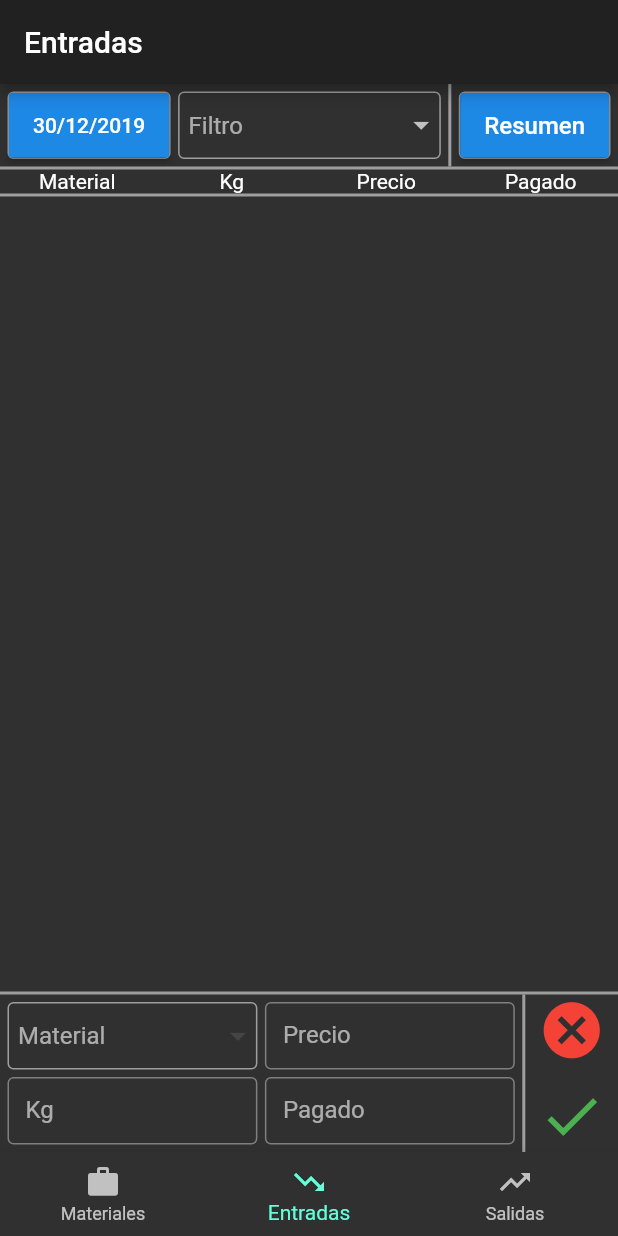
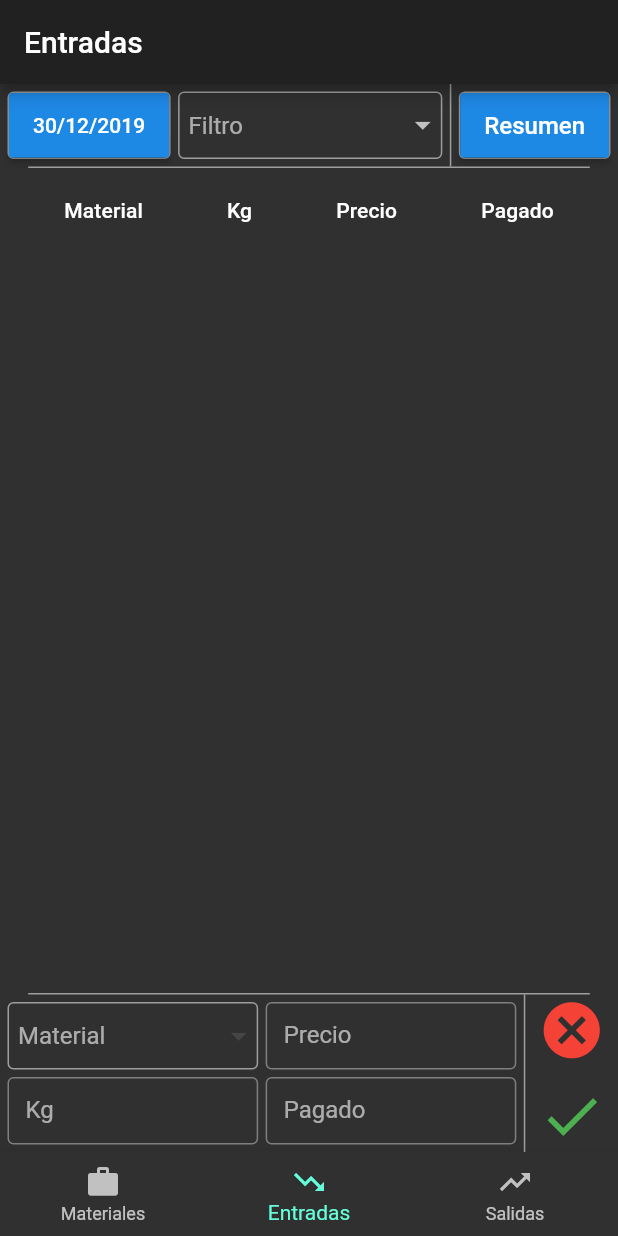
Before and after one commit to mundo2599/chatarrera_flutter, a Flutter app: the screen it shows after launch, swiped to page 2, on a phone screen of 412 x 824 dp. Run offline on Flutter 3.47's test engine with Material 2 defaults, Android fonts, the phone set to English and light mode, and no system bars; our stand-ins replace cloud_firestore; missing offline and left inert: tree_view; accounts and stored records are empty.

Commit message:
Se utiliza DataTable en entradas

```diff
--- a/lib/models/Entrada.dart
+++ b/lib/models/Entrada.dart
@@ -1 +1,42 @@
 // TODO: Modelo de Entrada
+import 'package:chatarrera_flutter/models/Material.dart';
+import 'package:chatarrera_flutter/services/firestore_materiales.dart';
+
+class Entrada {
+  String id;
+  MaterialC material;
+  double kg;
+  double pagado;
+  DateTime fecha;
+
+  double get precio => pagado / kg;
+
+  Entrada({
+    this.id,
+    this.material,
+    this.kg,
+    this.pagado,
+    this.fecha,
+  });
+
+  Entrada.fromMap(Map<String, dynamic> map, String id) {
+    this.id = id;
+    this.material = FirestoreMateriales.getMaterialByID(map['id_material']);
+    this.kg = map['kg'];
+    this.pagado = map['pagado'];
+    this.fecha = map['fecha'];
+  }
+
+  Map<String, dynamic> toMap() {
+    assert(this.id != null);
+
+    Map<String, dynamic> map = Map<String, dynamic>();
+
+    map['kg'] = this.kg;
+    map['id_material'] = this.material.id;
+    map['pagado'] = this.pagado;
+    map['fecha'] = this.fecha;
+
+    return map;
+  }
+}
--- a/lib/models/Material.dart
+++ b/lib/models/Material.dart
@@ -23,6 +23,7 @@ class MaterialC {
   Map<String, dynamic> toMap() {
     assert(this.nombre != null && this.nombre != '');
     assert(this.precio != null);
+    assert(this.id != null);
 
     Map<String, dynamic> map = Map<String, dynamic>();
 
--- a/lib/tabs/entradas/entradas.dart
+++ b/lib/tabs/entradas/entradas.dart
@@ -1,3 +1,6 @@
+import 'package:chatarrera_flutter/models/Entrada.dart';
+import 'package:chatarrera_flutter/models/Material.dart';
+import 'package:chatarrera_flutter/utilities/dialogs.dart';
 import 'package:chatarrera_flutter/widgets/decorations.dart';
 import 'package:flutter/material.dart';
 import 'package:intl/intl.dart';
@@ -15,12 +18,10 @@ class _EntradasWidgetState extends State<EntradasWidget>
     with AutomaticKeepAliveClientMixin {
   final dropDownFiltrosKey = UniqueKey();
 
-  final dropDownMaterialesKey = GlobalKey<MyDropDownState>();
+  final dropDownMaterialesKey = GlobalKey<MyDropDownState<MaterialC>>();
   final textFieldPrecioKey = UniqueKey();
   final textFieldKgKey = UniqueKey();
   final textFieldPagadoKey = UniqueKey();
-
-  final dropDownClientesKey = UniqueKey();
 
   FocusNode textPrecioFocus = FocusNode();
   FocusNode textKgFocus = FocusNode();
@@ -46,12 +47,6 @@ class _EntradasWidgetState extends State<EntradasWidget>
   //by default it will be null, change it to true.
   @override
   bool get wantKeepAlive => true;
-
-  @override
-  void initState() {
-    entradasRows.add(entradasRow('Material', 'Kg', 'Precio', 'Pagado'));
-    super.initState();
-  }
 
   @override
   Widget build(BuildContext context) {
@@ -81,7 +76,8 @@ class _EntradasWidgetState extends State<EntradasWidget>
             child: Container(
               // color: Colors.blueAccent,
               padding: EdgeInsets.all(padding),
-              decoration: BoxDecoration(border: borderGris(rigth: true)),
+              decoration:
+                  BoxDecoration(border: borderGris(rigth: true, width: 1.0)),
               child: Row(
                 children: <Widget>[
                   Container(
@@ -132,21 +128,43 @@ class _EntradasWidgetState extends State<EntradasWidget>
   }
 
 // ==============================View de entradas=========================
-  List<Widget> entradasRows = [];
+  List<Entrada> entradas = [];
   Widget listViewEntradas() {
     return Expanded(
-      flex: 1,
       child: Container(
-        decoration: BoxDecoration(border: borderGris(bottom: true, top: true)),
-        // color: Colors.grey,
-        child: ListView(children: entradasRows),
+        decoration: BoxDecoration(
+          border: borderGris(bottom: true, top: true, width: 1.0),
+        ),
+        child: SingleChildScrollView(
+          scrollDirection: Axis.horizontal,
+          child: DataTable(
+            columns: [
+              DataColumn(label: Text('Material')),
+              DataColumn(label: Text('Kg')),
+              DataColumn(label: Text('Precio')),
+              DataColumn(label: Text('Pagado')),
+            ],
+            rows: entradas.map<DataRow>(
+              (entrada) {
+                return DataRow(
+                  cells: [
+                    DataCell(Text(entrada.material.nombre)),
+                    DataCell(Text(entrada.kg.toString())),
+                    DataCell(Text(entrada.precio.toString())),
+                    DataCell(Text(entrada.pagado.toString())),
+                  ],
+                );
+              },
+            ).toList(),
+          ),
+        ),
       ),
     );
   }
 
   Widget entradasRow(v1, v2, v3, v4) {
     return Container(
-      decoration: BoxDecoration(border: borderGris(bottom: true)),
+      decoration: BoxDecoration(border: borderGris(bottom: true, width: 1.0)),
       child: Row(
         mainAxisAlignment: MainAxisAlignment.spaceBetween,
         children: <Widget>[
@@ -169,7 +187,8 @@ class _EntradasWidgetState extends State<EntradasWidget>
             flex: 17,
             child: Container(
               // color: Colors.indigo,
-              decoration: BoxDecoration(border: borderGris(rigth: true)),
+              decoration:
+                  BoxDecoration(border: borderGris(rigth: true, width: 1.0)),
               padding: EdgeInsets.all(padding),
               child: Column(
                 children: <Widget>[
@@ -223,7 +242,7 @@ class _EntradasWidgetState extends State<EntradasWidget>
       padding: EdgeInsets.only(bottom: padding),
       child: Row(
         children: <Widget>[
-          MyDropDown(
+          MyDropDown<MaterialC>(
             height: inputHeight,
             items: FirestoreMateriales.materiales,
             hint: 'Material',
@@ -272,17 +291,28 @@ class _EntradasWidgetState extends State<EntradasWidget>
   }
 
   void registrarEntrada() {
-    setState(() {
-      this.entradasRows = List.from(this.entradasRows)
-        ..add(
-          entradasRow(
-              this.dropDownMaterialesKey.currentState.valorActual,
-              textKgController.text,
-              textPrecioController.text,
-              textPagadoController.text),
-        );
-    });
-    print(entradasRows.length);
+    bool error = false;
+
+    Entrada entrada = Entrada();
+    entrada.material = this.dropDownMaterialesKey.currentState.valorActual;
+    if (entrada.material == null) error = true;
+
+    try {
+      entrada.kg = double.parse(textKgController.text);
+      entrada.pagado = double.parse(textPagadoController.text);
+    } catch (e) {
+      error = true;
+    }
+
+    if (error) {
+      showSimpleDialog(
+        context: context,
+        titleText: "Error",
+        contentText: "Hay un error en los datos de la entrada",
+      );
+    } else {
+      setState(() => this.entradas.add(entrada));
+    }
   }
 
   void limpiarInputs() {
--- a/lib/widgets/decorations.dart
+++ b/lib/widgets/decorations.dart
@@ -6,6 +6,7 @@ Border borderGris({
   bool top = false,
   bool bottom = false,
   bool all = false,
+  double width = 2.0,
 }) {
   if (all) {
     left = rigth = top = bottom = true;
@@ -15,25 +16,25 @@ Border borderGris({
         ? BorderSide.none
         : BorderSide(
             color: Colors.grey,
-            width: 2.0,
+            width: width,
           ),
     right: !rigth
         ? BorderSide.none
         : BorderSide(
             color: Colors.grey,
-            width: 2.0,
+            width: width,
           ),
     top: !top
         ? BorderSide.none
         : BorderSide(
             color: Colors.grey,
-            width: 2.0,
+            width: width,
           ),
     bottom: !bottom
         ? BorderSide.none
         : BorderSide(
             color: Colors.grey,
-            width: 2.0,
+            width: width,
           ),
   );
 }
--- a/lib/widgets/dropdown.dart
+++ b/lib/widgets/dropdown.dart
@@ -1,8 +1,8 @@
 import 'package:flutter/material.dart';
 
-class MyDropDown extends StatefulWidget {
+class MyDropDown<T> extends StatefulWidget {
 
-  final List<dynamic> items;
+  final List<T> items;
   final EdgeInsets margin;
   final double height;
   final String hint;
@@ -18,12 +18,12 @@ class MyDropDown extends StatefulWidget {
   }) : super(key: key);
 
   @override
-  MyDropDownState createState() => new MyDropDownState();
+  MyDropDownState<T> createState() => new MyDropDownState<T>();
 }
 
-class MyDropDownState extends State<MyDropDown> {
+class MyDropDownState<T> extends State<MyDropDown> {
 
-  dynamic valorActual;
+  T valorActual;
 
   @override
   Widget build(BuildContext context) {
@@ -39,11 +39,11 @@ class MyDropDownState extends State<MyDropDown> {
           )
         ),
         child: DropdownButtonHideUnderline(
-          child: DropdownButton<dynamic> (
+          child: DropdownButton<T> (
             hint: Text(widget.hint),
             isExpanded: true,
             value: valorActual,
-            onChanged: (dynamic newValue) {
+            onChanged: (T newValue) {
               if(widget.nextFocus != null)
                 FocusScope.of(context).requestFocus(widget.nextFocus);
               setState(() {
@@ -51,8 +51,8 @@ class MyDropDownState extends State<MyDropDown> {
               });
             },
             items: widget.items
-              .map<DropdownMenuItem<dynamic>>((dynamic value) {
-                return DropdownMenuItem<dynamic>(
+              .map<DropdownMenuItem<T>>((dynamic value) {
+                return DropdownMenuItem<T>(
                   value: value,
                   child: Text(value.toString()),
                 );
--- a/pubspec.yaml
+++ b/pubspec.yaml
@@ -21,6 +21,7 @@ dependencies:
     sdk: flutter
 
   tree_view: ^0.0.5
+  flutter_picker: ^1.1.0
 
   firebase_core: ^0.4.3+1
   cloud_firestore: ^0.13.0+1
```
Also changed, not shown: lib/services/firestore_materiales.dart (+10 -4 lines), lib/widgets/material_dialog.dart (added, +35 -0 lines), pubspec.lock.
